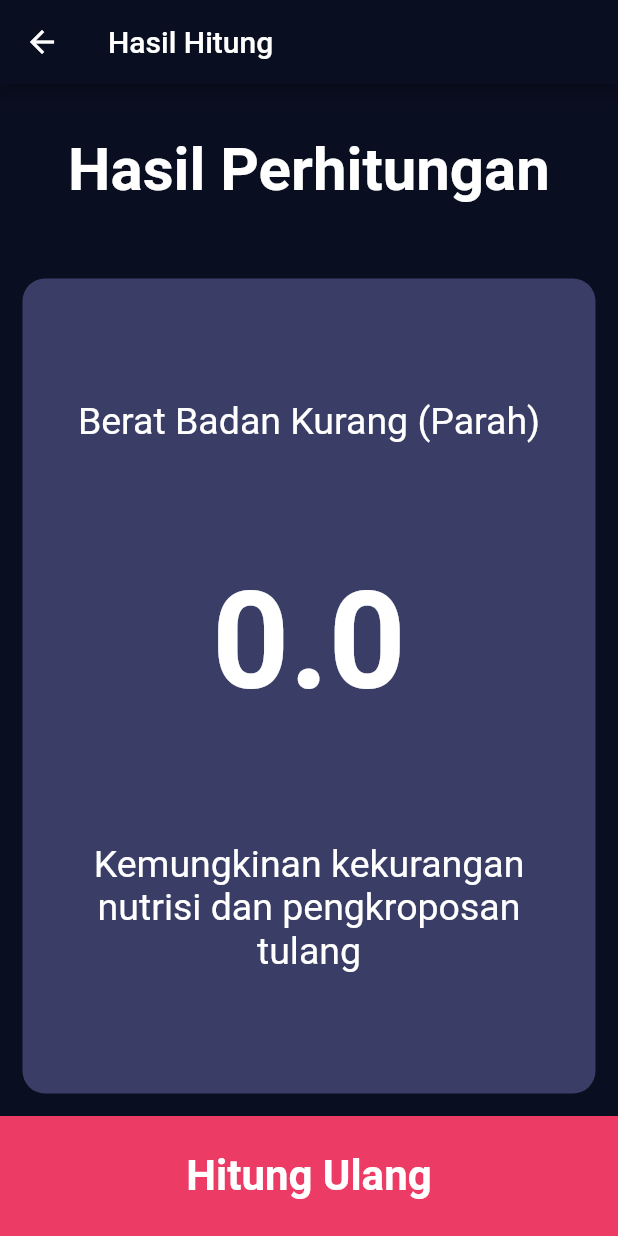
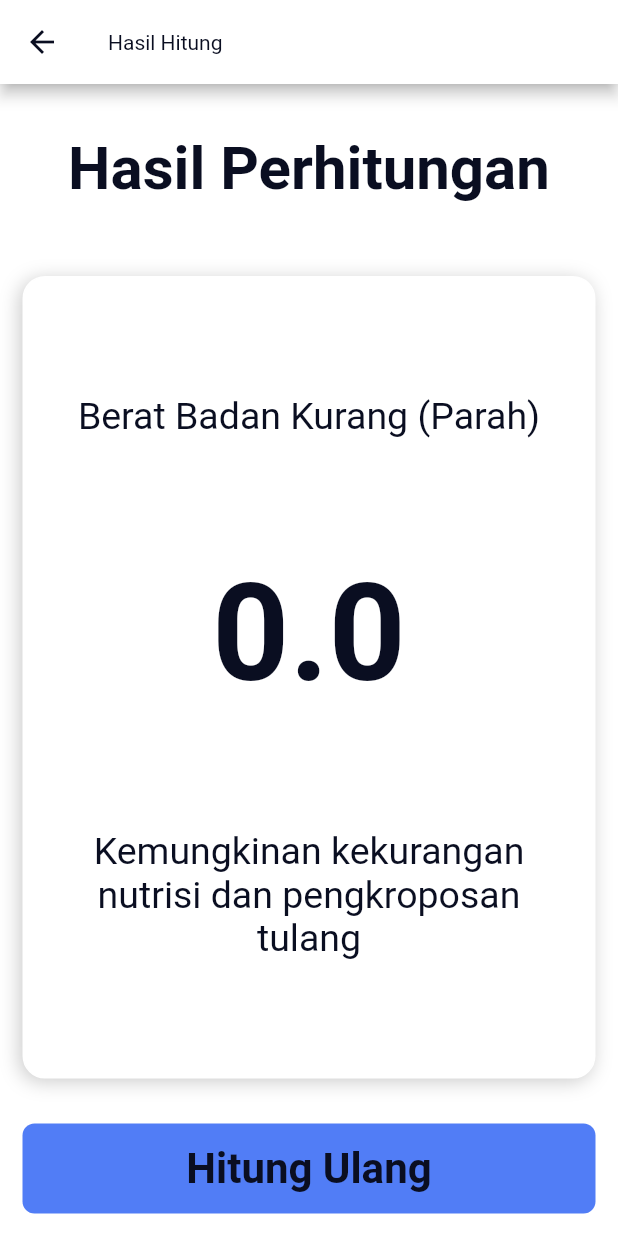
Before and after one commit to HumaCode/Aplikasi-Android-Perhitungan-BMI---Flutter, a Flutter app: the BmiResultScreen screen opened directly with empty values, on a phone screen of 412 x 824 dp. Run offline on Flutter 3.47's test engine with Material 2 defaults, Android fonts, the phone set to English and light mode, and no system bars; our stand-ins replace font_awesome_flutter.

Commit message:
update 1

```diff
--- a/analysis_options.yaml
+++ b/analysis_options.yaml
@@ -22,8 +22,8 @@ linter:
   # `// ignore_for_file: name_of_lint` syntax on the line or in the file
   # producing the lint.
   rules:
+    # prefer_const_constructors: false
     # avoid_print: false  # Uncomment to disable the `avoid_print` rule
     # prefer_single_quotes: true  # Uncomment to enable the `prefer_single_quotes` rule
-
 # Additional information about this file can be found at
 # https://dart.dev/guides/language/analysis-options
--- a/lib/constants/constant.dart
+++ b/lib/constants/constant.dart
@@ -1,17 +1,17 @@
 import 'package:flutter/material.dart';
 
-Color primaryColor = const Color(0xff0a0e21);
+const Color primaryColor = Color(0xff0a0e21);
 
 TextStyle labelTextStyle = const TextStyle(
   fontSize: 18,
-  color: Colors.white, //Color(0xff8d8e98),
+  color: primaryColor, //Color(0xff8d8e98),
 );
 
-TextStyle numberTextStyle =
-    TextStyle(fontSize: 50, fontWeight: FontWeight.bold, color: Colors.white);
+TextStyle numberTextStyle = const TextStyle(
+    fontSize: 50, fontWeight: FontWeight.bold, color: primaryColor);
 
-TextStyle result =
-    TextStyle(fontSize: 40, fontWeight: FontWeight.bold, color: Colors.white);
+TextStyle result = const TextStyle(
+    fontSize: 40, fontWeight: FontWeight.bold, color: primaryColor);
 
 // kategori
 const String underWeightSevere = "Berat Badan Kurang (Parah)";
--- /dev/null
+++ b/lib/helpers/bmi_calculator.dart
@@ -0,0 +1,81 @@
+import 'dart:math';
+import 'package:bmi/constants/constant.dart';
+
+class BmiCalculator {
+  // field
+  int? tinggi;
+  int? berat;
+  double? bmi;
+  String? bmiCategory;
+  String? bmiDescription;
+
+  // constructor
+  BmiCalculator({required this.tinggi, required this.berat});
+  BmiCalculator.fromBmiValue(this.bmi) {
+    // this.bmi = bmi;
+  }
+
+  // perhitungan sekaligus konversi tinggi dari centimeter ke meter
+  double calculateBmi() {
+    bmi = berat! / (pow(tinggi! / 100, 2));
+
+    return bmi!;
+  }
+
+  // kategori
+  String determineBmiCategory() {
+    String category = "";
+    if (bmi! < 16.0) {
+      category = underWeightSevere;
+    } else if (bmi! < 17) {
+      category = underWeightModerete;
+    } else if (bmi! < 18.5) {
+      category = underWeightMild;
+    } else if (bmi! < 25) {
+      category = normal;
+    } else if (bmi! < 30) {
+      category = overweight;
+    } else if (bmi! < 35) {
+      category = obeseI;
+    } else if (bmi! < 40) {
+      category = obeseII;
+    } else if (bmi! >= 40) {
+      category = obeseIII;
+    }
+
+    bmiCategory = category;
+
+    return bmiCategory!;
+  }
+
+  // Keterangan Kategori
+  String getHealthRiskDescription() {
+    String desc = "";
+
+    switch (bmiCategory!) {
+      case underWeightSevere:
+      case underWeightModerete:
+      case underWeightMild:
+        desc = "Kemungkinan kekurangan nutrisi dan pengkroposan tulang";
+        break;
+      case normal:
+        desc = "Resiko Rendah(Sehat)";
+        break;
+      case overweight:
+        desc =
+            "Risiko terkena penyakit jantung, tekanan darah tinggi, stroke dan diabetes militus";
+        break;
+      case obeseI:
+      case obeseII:
+      case obeseIII:
+        desc =
+            "Risiko tinggi terkena penyakit jantung, tekanan darah tinggi, stroke, diabetes mellitus, sindrom metabolisme";
+        break;
+      default:
+    }
+
+    bmiDescription = desc;
+
+    return bmiDescription!;
+  }
+}
--- a/lib/views/bmi_result_screen.dart
+++ b/lib/views/bmi_result_screen.dart
@@ -1,4 +1,5 @@
 import 'package:bmi/constants/constant.dart';
+import 'package:bmi/helpers/bmi_calculator.dart';
 import 'package:bmi/views/bmi_data_screen.dart';
 import 'package:flutter/material.dart';
 
@@ -7,77 +8,45 @@ class BmiResultScreen extends StatelessWidget {
 
   final double bmi;
 
-// kategori
-  String determineBmiCategory(double bmiValue) {
-    String category = "";
-    if (bmiValue < 16.0) {
-      category = underWeightSevere;
-    } else if (bmiValue < 17) {
-      category = underWeightModerete;
-    } else if (bmiValue < 18.5) {
-      category = underWeightMild;
-    } else if (bmiValue < 25) {
-      category = normal;
-    } else if (bmiValue < 30) {
-      category = overweight;
-    } else if (bmiValue < 35) {
-      category = obeseI;
-    } else if (bmiValue < 40) {
-      category = obeseII;
-    } else if (bmiValue >= 40) {
-      category = obeseIII;
-    }
-
-    return category;
-  }
-
-  // Keterangan Kategori
-  String getHealthRiskDescription(String categoryName) {
-    String desc = "";
-
-    switch (categoryName) {
-      case underWeightSevere:
-      case underWeightModerete:
-      case underWeightMild:
-        desc = "Kemungkinan kekurangan nutrisi dan pengkroposan tulang";
-        break;
-      case normal:
-        desc = "Resiko Rendah(Sehat)";
-        break;
-      case overweight:
-        desc =
-            "Risiko terkena penyakit jantung, tekanan darah tinggi, stroke dan diabetes militus";
-        break;
-      case obeseI:
-      case obeseII:
-      case obeseIII:
-        desc =
-            "Risiko tinggi terkena penyakit jantung, tekanan darah tinggi, stroke, diabetes mellitus, sindrom metabolisme";
-        break;
-      default:
-    }
-
-    return desc;
-  }
-
   @override
   Widget build(BuildContext context) {
-    final bmiCategory = determineBmiCategory(bmi);
-    final bmiDesc = getHealthRiskDescription(bmiCategory);
+    final BmiCalculator bmiCalculator = BmiCalculator.fromBmiValue(bmi);
+
+    bmiCalculator.determineBmiCategory();
+    bmiCalculator.getHealthRiskDescription();
 
     return Scaffold(
       appBar: AppBar(
-        title: Text("Hasil Hitung "),
+        title: const Text("Hasil Hitung "),
+      ),
+      bottomNavigationBar: GestureDetector(
+        onTap: () {
+          Navigator.pop(context);
+        },
+        child: Container(
+          height: 60,
+          margin: EdgeInsets.all(15),
+          decoration: BoxDecoration(
+              color: const Color(0xff517df6),
+              borderRadius: BorderRadius.circular(8)),
+          child: Center(
+            child: Text(
+              "Hitung Ulang",
+              style: labelTextStyle.copyWith(
+                fontSize: 28,
+                fontWeight: FontWeight.bold,
+              ),
+            ),
+          ),
+        ),
       ),
       body: Column(
         children: [
           Expanded(
-            child: Container(
-              child: Center(
-                child: Text(
-                  "Hasil Perhitungan",
-                  style: result,
-                ),
+            child: Center(
+              child: Text(
+                "Hasil Perhitungan",
+                style: result,
               ),
             ),
           ),
@@ -91,7 +60,7 @@ class BmiResultScreen extends StatelessWidget {
                   mainAxisAlignment: MainAxisAlignment.spaceEvenly,
                   children: [
                     Text(
-                      bmiCategory,
+                      bmiCalculator.bmiCategory ?? "",
                       style: result.copyWith(
                         fontSize: 25,
                         fontWeight: FontWeight.normal,
@@ -99,13 +68,13 @@ class BmiResultScreen extends StatelessWidget {
                       textAlign: TextAlign.center,
                     ),
                     Text(
-                      "${bmi.toStringAsFixed(1)}",
+                      bmi.toStringAsFixed(1),
                       style: result.copyWith(
                         fontSize: 90,
                       ),
                     ),
                     Text(
-                      bmiDesc,
+                      bmiCalculator.bmiDescription ?? "",
                       style: result.copyWith(
                         fontSize: 25,
                         fontWeight: FontWeight.normal,
@@ -117,24 +86,6 @@ class BmiResultScreen extends StatelessWidget {
               ),
             ),
           ),
-          GestureDetector(
-            onTap: () {
-              Navigator.pop(context);
-            },
-            child: Container(
-              height: 80,
-              color: Color(0xffec3c66),
-              child: Center(
-                child: Text(
-                  "Hitung Ulang",
-                  style: labelTextStyle.copyWith(
-                    fontSize: 28,
-                    fontWeight: FontWeight.bold,
-                  ),
-                ),
-              ),
-            ),
-          )
         ],
       ),
     );
```
Also changed, not shown: lib/main.dart (+5 -3 lines), lib/views/bmi_data_screen.dart (+215 -180 lines).
